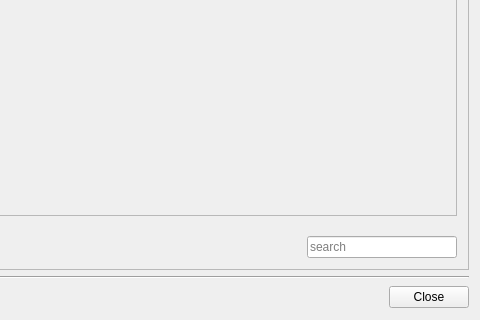
Above: mainwindow.ui from AdrianTM/custom-toolbox before the change; both pictures show x 186 to 666 and y 221 to 541 of the 666 by 541 pixel window. Below: the same form after it.
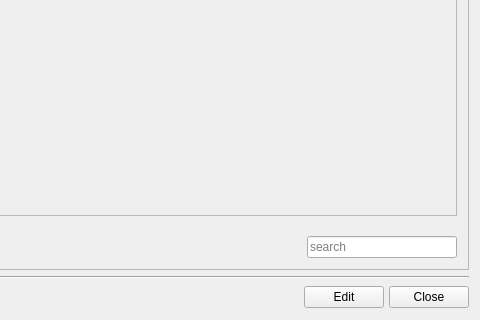
That is the form after the change. Icons and pictures are not drawn.

The edit to the form file:
```diff
--- a/mainwindow.ui
+++ b/mainwindow.ui
@@ -159,6 +159,19 @@
        </property>
       </widget>
      </item>
+     <item row="0" column="7">
+      <widget class="QPushButton" name="buttonEdit">
+       <property name="toolTip">
+        <string>Customize launcher</string>
+       </property>
+       <property name="text">
+        <string>Edit</string>
+       </property>
+       <property name="icon">
+        <iconset theme="edit"/>
+       </property>
+      </widget>
+     </item>
     </layout>
    </item>
    <item row="1" column="0">
```
